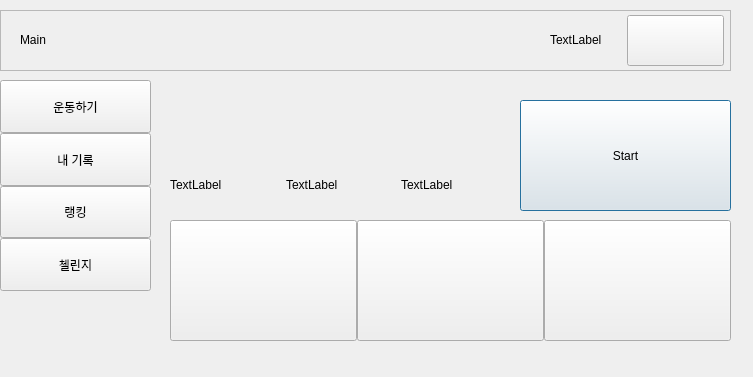
Qt form client/ui/main_page.ui (addinedu-ros-8th/deeplearning-repo-1) before a commit.
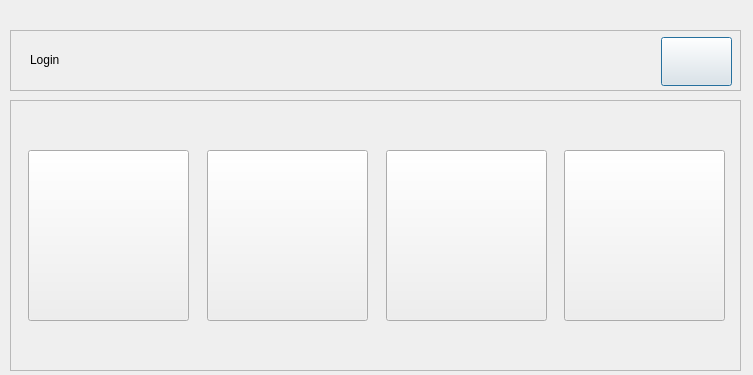
The same form after that commit.

Diff of the .ui file:
```diff
--- a/client/ui/main_page.ui
+++ b/client/ui/main_page.ui
@@ -7,17 +7,221 @@
     <x>0</x>
     <y>0</y>
     <width>753</width>
-    <height>377</height>
+    <height>375</height>
    </rect>
   </property>
   <property name="windowTitle">
    <string>Dialog</string>
   </property>
+  <widget class="QStackedWidget" name="stackedWidget_2">
+   <property name="geometry">
+    <rect>
+     <x>10</x>
+     <y>10</y>
+     <width>741</width>
+     <height>371</height>
+    </rect>
+   </property>
+   <property name="currentIndex">
+    <number>0</number>
+   </property>
+   <widget class="QWidget" name="page_2">
+    <widget class="QFrame" name="nav_bar_2">
+     <property name="geometry">
+      <rect>
+       <x>0</x>
+       <y>20</y>
+       <width>731</width>
+       <height>61</height>
+      </rect>
+     </property>
+     <property name="frameShape">
+      <enum>QFrame::StyledPanel</enum>
+     </property>
+     <property name="frameShadow">
+      <enum>QFrame::Raised</enum>
+     </property>
+     <widget class="QLabel" name="lb_pgname_2">
+      <property name="geometry">
+       <rect>
+        <x>20</x>
+        <y>20</y>
+        <width>66</width>
+        <height>19</height>
+       </rect>
+      </property>
+      <property name="text">
+       <string>Login</string>
+      </property>
+     </widget>
+     <widget class="QPushButton" name="btn_plus_profile">
+      <property name="geometry">
+       <rect>
+        <x>651</x>
+        <y>7</y>
+        <width>71</width>
+        <height>49</height>
+       </rect>
+      </property>
+      <property name="sizePolicy">
+       <sizepolicy hsizetype="Minimum" vsizetype="Preferred">
+        <horstretch>0</horstretch>
+        <verstretch>0</verstretch>
+       </sizepolicy>
+      </property>
+      <property name="styleSheet">
+       <string notr="true"/>
+      </property>
+      <property name="text">
+       <string/>
+      </property>
+     </widget>
+    </widget>
+    <widget class="QFrame" name="frame">
+     <property name="geometry">
+      <rect>
+       <x>0</x>
+       <y>90</y>
+       <width>731</width>
+       <height>271</height>
+      </rect>
+     </property>
+     <property name="frameShape">
+      <enum>QFrame::StyledPanel</enum>
+     </property>
+     <property name="frameShadow">
+      <enum>QFrame::Raised</enum>
+     </property>
+     <widget class="QPushButton" name="btn_profile1">
+      <property name="geometry">
+       <rect>
+        <x>18</x>
+        <y>50</y>
+        <width>161</width>
+        <height>171</height>
+       </rect>
+      </property>
+      <property name="text">
+       <string/>
+      </property>
+     </widget>
+     <widget class="QPushButton" name="btn_profile2">
+      <property name="geometry">
+       <rect>
+        <x>197</x>
+        <y>50</y>
+        <width>161</width>
+        <height>171</height>
+       </rect>
+      </property>
+      <property name="text">
+       <string/>
+      </property>
+     </widget>
+     <widget class="QPushButton" name="btn_profile3">
+      <property name="geometry">
+       <rect>
+        <x>376</x>
+        <y>50</y>
+        <width>161</width>
+        <height>171</height>
+       </rect>
+      </property>
+      <property name="text">
+       <string/>
+      </property>
+     </widget>
+     <widget class="QPushButton" name="btn_profile4">
+      <property name="geometry">
+       <rect>
+        <x>554</x>
+        <y>50</y>
+        <width>161</width>
+        <height>171</height>
+       </rect>
+      </property>
+      <property name="text">
+       <string/>
+      </property>
+     </widget>
+    </widget>
+   </widget>
+   <widget class="QWidget" name="big_main_page">
+    <widget class="QFrame" name="nav_bar">
+     <property name="geometry">
+      <rect>
+       <x>0</x>
+       <y>20</y>
+       <width>731</width>
+       <height>61</height>
+      </rect>
+     </property>
+     <property name="frameShape">
+      <enum>QFrame::StyledPanel</enum>
+     </property>
+     <property name="frameShadow">
+      <enum>QFrame::Raised</enum>
+     </property>
+     <widget class="QWidget" name="horizontalLayoutWidget">
+      <property name="geometry">
+       <rect>
+        <x>523</x>
+        <y>5</y>
+        <width>201</width>
+        <height>51</height>
+       </rect>
+      </property>
+      <layout class="QHBoxLayout" name="horizontalLayout">
+       <item>
+        <widget class="QLabel" name="lb_name">
+         <property name="text">
+          <string>TextLabel</string>
+         </property>
+         <property name="textFormat">
+          <enum>Qt::RichText</enum>
+         </property>
+         <property name="indent">
+          <number>27</number>
+         </property>
+        </widget>
+       </item>
+       <item>
+        <widget class="QPushButton" name="btn_profile">
+         <property name="sizePolicy">
+          <sizepolicy hsizetype="Minimum" vsizetype="Preferred">
+           <horstretch>0</horstretch>
+           <verstretch>0</verstretch>
+          </sizepolicy>
+         </property>
+         <property name="styleSheet">
+          <string notr="true"/>
+         </property>
+         <property name="text">
+          <string/>
+         </property>
+        </widget>
+       </item>
+      </layout>
+     </widget>
+     <widget class="QLabel" name="lb_pgname">
+      <property name="geometry">
+       <rect>
+        <x>20</x>
+        <y>20</y>
+        <width>66</width>
+        <height>19</height>
+       </rect>
+      </property>
+      <property name="text">
+       <string>Main</string>
+      </property>
+     </widget>
+    </widget>
   <widget class="QStackedWidget" name="stackedWidget">
    <property name="geometry">
     <rect>
      <x>170</x>
-     <y>80</y>
+       <y>90</y>
      <width>571</width>
      <height>281</height>
     </rect>
@@ -522,81 +726,11 @@
    </widget>
    <widget class="QWidget" name="challenge_page"/>
   </widget>
-  <widget class="QFrame" name="nav_bar">
-   <property name="geometry">
-    <rect>
-     <x>0</x>
-     <y>10</y>
-     <width>731</width>
-     <height>61</height>
-    </rect>
-   </property>
-   <property name="frameShape">
-    <enum>QFrame::StyledPanel</enum>
-   </property>
-   <property name="frameShadow">
-    <enum>QFrame::Raised</enum>
-   </property>
-   <widget class="QWidget" name="horizontalLayoutWidget">
-    <property name="geometry">
-     <rect>
-      <x>523</x>
-      <y>5</y>
-      <width>201</width>
-      <height>51</height>
-     </rect>
-    </property>
-    <layout class="QHBoxLayout" name="horizontalLayout">
-     <item>
-      <widget class="QLabel" name="lb_name">
-       <property name="text">
-        <string>TextLabel</string>
-       </property>
-       <property name="textFormat">
-        <enum>Qt::RichText</enum>
-       </property>
-       <property name="indent">
-        <number>27</number>
-       </property>
-      </widget>
-     </item>
-     <item>
-      <widget class="QPushButton" name="btn_profile">
-       <property name="sizePolicy">
-        <sizepolicy hsizetype="Minimum" vsizetype="Preferred">
-         <horstretch>0</horstretch>
-         <verstretch>0</verstretch>
-        </sizepolicy>
-       </property>
-       <property name="styleSheet">
-        <string notr="true"/>
-       </property>
-       <property name="text">
-        <string/>
-       </property>
-      </widget>
-     </item>
-    </layout>
-   </widget>
-   <widget class="QLabel" name="lb_pgname">
-    <property name="geometry">
-     <rect>
-      <x>20</x>
-      <y>20</y>
-      <width>66</width>
-      <height>19</height>
-     </rect>
-    </property>
-    <property name="text">
-     <string>Main</string>
-    </property>
-   </widget>
-  </widget>
   <widget class="QWidget" name="verticalLayoutWidget">
    <property name="geometry">
     <rect>
      <x>0</x>
-     <y>80</y>
+       <y>90</y>
      <width>151</width>
      <height>211</height>
     </rect>
@@ -679,6 +813,9 @@
      </widget>
     </item>
    </layout>
+    </widget>
+   </widget>
+   <widget class="QWidget" name="page_3"/>
   </widget>
  </widget>
  <resources/>
```
Lines whose indentation alone changed are shown as unchanged.
